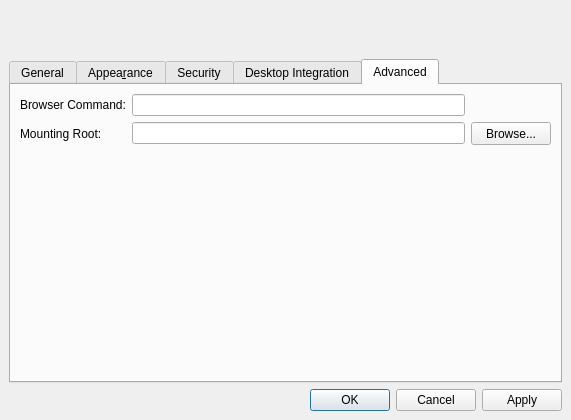
Old version of the form src/forms/SettingsDlg.ui in the repository thooge/keepassx1.
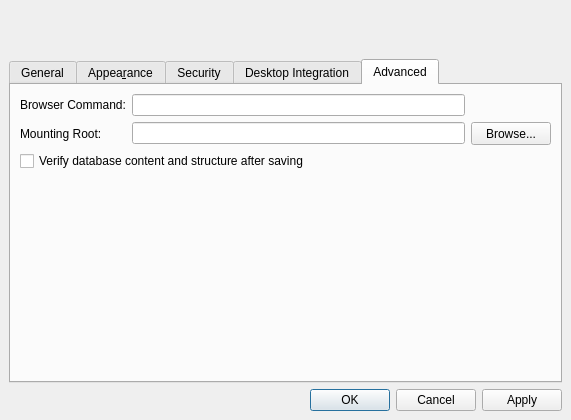
New version of the form. The open tabs and pages were chosen to show the change. Icons and pictures are not drawn.

Commit message: completed tree state restore function, visual order of entries will now affect their saving order, changed the behavior of the entry view header.

Diff of the .ui file:
```diff
--- a/src/forms/SettingsDlg.ui
+++ b/src/forms/SettingsDlg.ui
@@ -915,6 +915,13 @@
          </item>
         </layout>
        </item>
+       <item>
+        <widget class="QCheckBox" name="checkBox_VerifyAfterSaving" >
+         <property name="text" >
+          <string>Verify database content and structure after saving</string>
+         </property>
+        </widget>
+       </item>
        <item>
         <spacer>
          <property name="orientation" >
```
Left out of the diff: 2 changed lines with no effect on the pictures. The commit also changes 22 other files.
